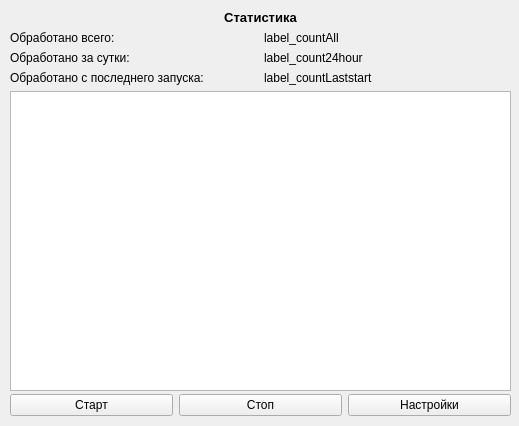
AlexandrVelikiy/insta_auto_sub, file mainform.ui: the form before one commit.
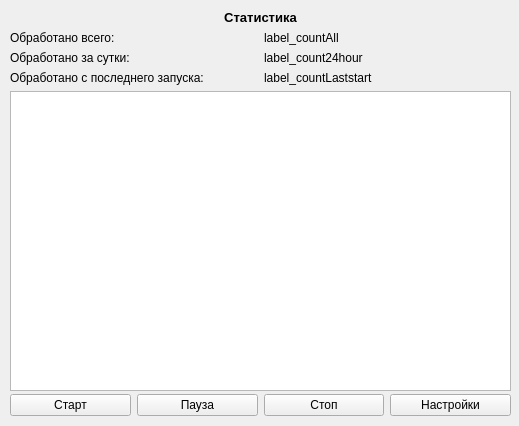
The form after the commit.

Commit message: Пауза, закрытие окна

```diff
--- a/mainform.ui
+++ b/mainform.ui
@@ -38,6 +38,13 @@
         </property>
        </widget>
       </item>
+      <item>
+       <widget class="QPushButton" name="pushButton_pause">
+        <property name="text">
+         <string>Пауза</string>
+        </property>
+       </widget>
+      </item>
       <item>
        <widget class="QPushButton" name="pushButton_stop">
         <property name="text">
```
The commit also changes 2 other files.
